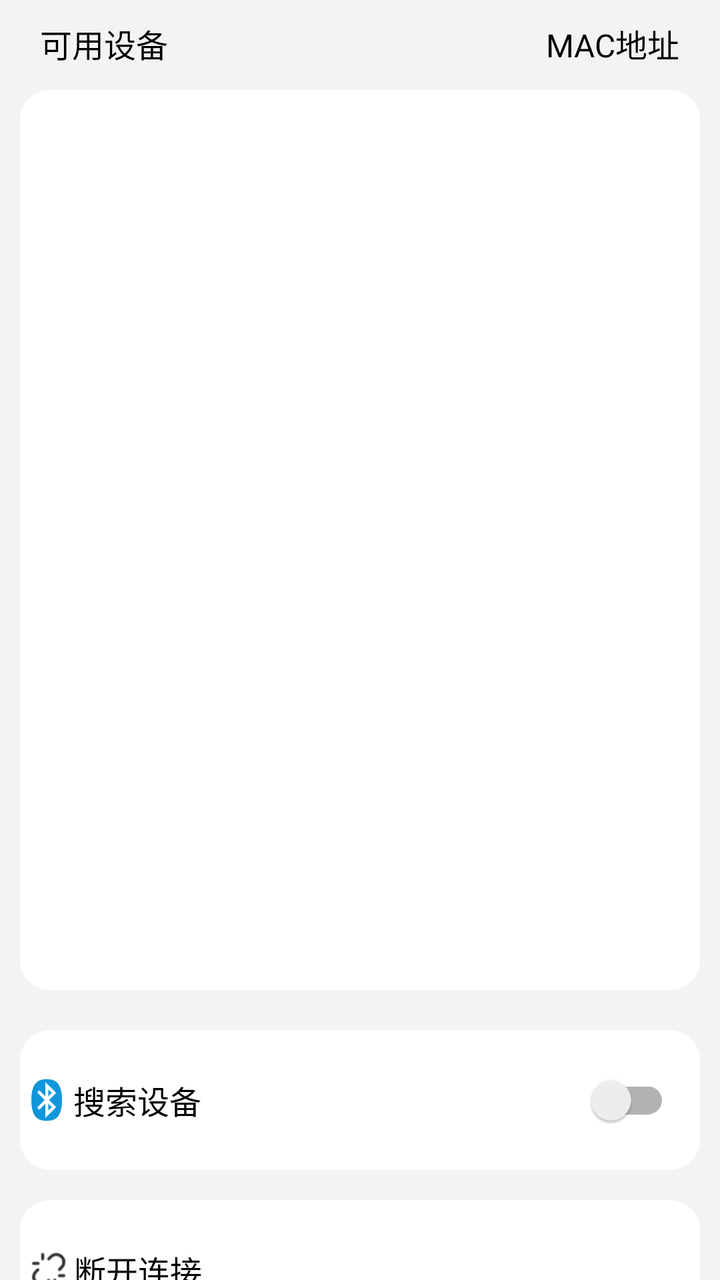
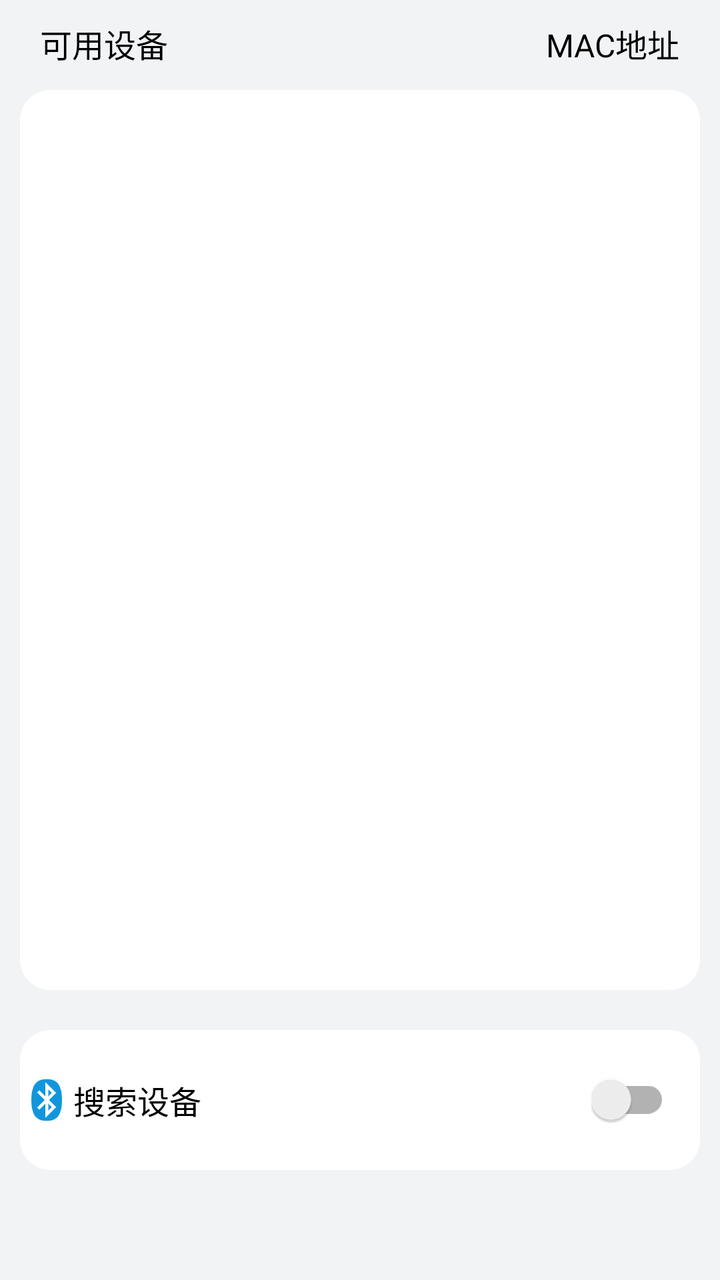

Screens rendered from an Android XML layout before and after an edit, with the pre-edit source and the edit as a unified diff.
<!-- AndroidManifest.xml: application theme test -->
<!-- res/layout/activity_ble.xml -->
<?xml version="1.0" encoding="utf-8"?>
<LinearLayout xmlns:android="http://schemas.android.com/apk/res/android"
    xmlns:tools="http://schemas.android.com/tools"
    android:id="@+id/ble"
    android:layout_width="match_parent"
    android:layout_height="match_parent"
    android:background="@color/GrayBackgroundColor"
    android:fitsSystemWindows="true"
    android:orientation="vertical"
    tools:context=".MainActivity">

    
    <LinearLayout
        android:layout_width="match_parent"
        android:layout_height="40dp"
        android:orientation="horizontal">
        <TextView
            android:layout_width="wrap_content"
            android:layout_height="wrap_content"
            android:layout_marginLeft="20dp"
            android:layout_marginTop="10dp"
            android:text="@string/available_equipment"
            android:textColor="@color/black"
            android:textSize="16sp" />
        
        <TextView
            android:layout_width="0dp"
            android:layout_height="match_parent"
            android:layout_weight="1" />
        <TextView
            android:layout_width="wrap_content"
            android:layout_height="wrap_content"
            android:layout_marginRight="20dp"
            android:layout_marginTop="10dp"
            android:text="MAC地址"
            android:textColor="@color/black"
            android:textSize="16sp" />
    </LinearLayout>
    <ListView
        android:id="@+id/discover_device_list"
        android:layout_width="match_parent"
        android:layout_height="450dp"
        android:layout_marginLeft="10dp"
        android:layout_marginTop="5dp"
        android:layout_marginRight="10dp"
        android:layout_marginBottom="10dp"
        android:background="@drawable/bac_white_corners"
        android:listSelector="@android:color/transparent" />
    
    <RelativeLayout
        android:layout_width="match_parent"
        android:layout_height="70dp"
        android:layout_margin="10dp"
        android:background="@drawable/bac_white_corners">
        <LinearLayout
            android:id="@+id/bluetooth_icon"
            android:layout_width="wrap_content"
            android:layout_height="wrap_content"
            android:layout_centerVertical="true"
            android:orientation="horizontal">
            <ImageView
                android:layout_width="wrap_content"
                android:layout_height="wrap_content"
                android:layout_gravity="center_vertical|left"
                android:src="@mipmap/icon_bluetooth" />
            <TextView
                android:layout_width="wrap_content"
                android:layout_height="wrap_content"
                android:layout_gravity="center"
                android:text="@string/search_device"
                android:textColor="@color/black"
                android:textSize="16sp" />
        </LinearLayout>
        <androidx.appcompat.widget.SwitchCompat
            android:id="@+id/st_main_blue"
            android:layout_width="50dp"
            android:layout_height="match_parent"
            android:layout_alignParentEnd="true"
            android:layout_centerVertical="true"
            android:layout_gravity="center"
            android:layout_marginEnd="15dp"
            android:showText="false"
            android:splitTrack="false" />
    </RelativeLayout>
    
    <LinearLayout
        android:layout_width="match_parent"
        android:layout_height="70dp"
        android:layout_marginLeft="10dp"
        android:layout_marginTop="5dp"
        android:layout_marginRight="10dp"
        android:layout_gravity="center"
        android:background="@drawable/bac_white_corners"
        android:orientation="horizontal">
        <ImageView
            android:layout_width="25dp"
            android:layout_height="25dp"
            android:layout_gravity="center_vertical"
            android:layout_marginLeft="2dp"
            android:src="@mipmap/icon_disconnect" />
        <Button
            android:id="@+id/button_disconnect"
            android:layout_width="364dp"
            android:layout_height="70dp"
            android:background="@null"
            android:text="@string/disconnect"
            android:textAlignment="textStart"
            android:textColor="@color/black"
            android:textSize="16sp" />
    </LinearLayout>
</LinearLayout>
<!-- resources referenced by this layout -->
<resources>
  <color name="GrayBackgroundColor">#F1F3F5</color>
  <color name="black">#FF000000</color>
  <!-- drawable bac_white_corners (drawable) -->
  <?xml version="1.0" encoding="utf-8"?>
  <shape xmlns:android="http://schemas.android.com/apk/res/android">
      <solid android:color="@color/white" />
      <corners android:radius="15dp" />
  </shape>
  <!-- mipmap icon_bluetooth: png bitmap (mipmap-xxhdpi, 2005 bytes) -->
  <!-- mipmap icon_disconnect: png bitmap (mipmap-xxhdpi, 1308 bytes) -->
  <string name="available_equipment">可用设备</string>
  <string name="disconnect">断开连接</string>
  <string name="search_device">搜索设备</string>
  <style name="test" parent="Theme.AppCompat.Light.DarkActionBar">
  
              
  
  
  
          <item name="colorPrimary">#107C8A</item>
          <item name="colorPrimaryDark">#107C8A</item>
          <item name="colorAccent">@color/colorAccent</item>
          <item name="android:textColorPrimary">@color/GrayBackgroundColor</item>
          <item name="colorPrimaryVariant">@color/background</item>
  
          <item name="android:actionBarSize">40dp</item>
  
  
      </style>
  <color name="white">#FFFFFFFF</color>
  <color name="colorAccent">#107C8A</color>
  <color name="background">#0E1921</color>
</resources>

<!-- the commit's change to res/layout/activity_ble.xml (unified diff, before → after) -->
@@ -59,6 +59,7 @@
             android:layout_centerVertical="true"
             android:orientation="horizontal">
             <ImageView
+                android:id="@+id/icon_BlueTooth"
                 android:layout_width="wrap_content"
                 android:layout_height="wrap_content"
                 android:layout_gravity="center_vertical|left"
@@ -73,8 +74,8 @@
         </LinearLayout>
         <androidx.appcompat.widget.SwitchCompat
             android:id="@+id/st_main_blue"
-            android:layout_width="50dp"
-            android:layout_height="match_parent"
+            android:layout_width="wrap_content"
+            android:layout_height="wrap_content"
             android:layout_alignParentEnd="true"
             android:layout_centerVertical="true"
             android:layout_gravity="center"
@@ -83,29 +84,5 @@
             android:splitTrack="false" />
     </RelativeLayout>
     
-    <LinearLayout
-        android:layout_width="match_parent"
-        android:layout_height="70dp"
-        android:layout_marginLeft="10dp"
-        android:layout_marginTop="5dp"
-        android:layout_marginRight="10dp"
-        android:layout_gravity="center"
-        android:background="@drawable/bac_white_corners"
-        android:orientation="horizontal">
-        <ImageView
-            android:layout_width="25dp"
-            android:layout_height="25dp"
-            android:layout_gravity="center_vertical"
-            android:layout_marginLeft="2dp"
-            android:src="@mipmap/icon_disconnect" />
-        <Button
-            android:id="@+id/button_disconnect"
-            android:layout_width="364dp"
-            android:layout_height="70dp"
-            android:background="@null"
-            android:text="@string/disconnect"
-            android:textAlignment="textStart"
-            android:textColor="@color/black"
-            android:textSize="16sp" />
-    </LinearLayout>
+
 </LinearLayout>
<!-- resource entries referenced after the edit -->
@@ -9,15 +9,11 @@
       <corners android:radius="15dp" />
   </shape>
   <!-- mipmap icon_bluetooth: png bitmap (mipmap-xxhdpi, 2005 bytes) -->
-  <!-- mipmap icon_disconnect: png bitmap (mipmap-xxhdpi, 1308 bytes) -->
   <string name="available_equipment">可用设备</string>
-  <string name="disconnect">断开连接</string>
   <string name="search_device">搜索设备</string>
   <style name="test" parent="Theme.AppCompat.Light.DarkActionBar">
   
               
-  
-  
   
           <item name="colorPrimary">#107C8A</item>
           <item name="colorPrimaryDark">#107C8A</item>
